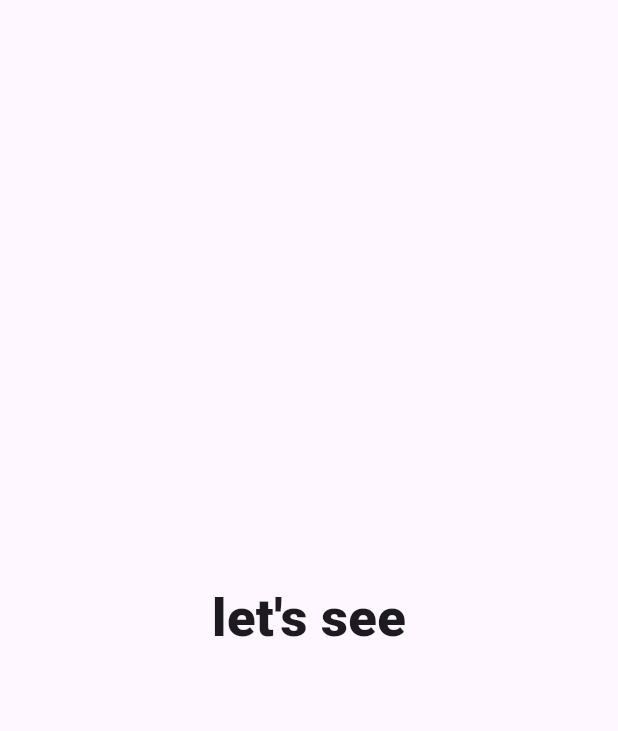
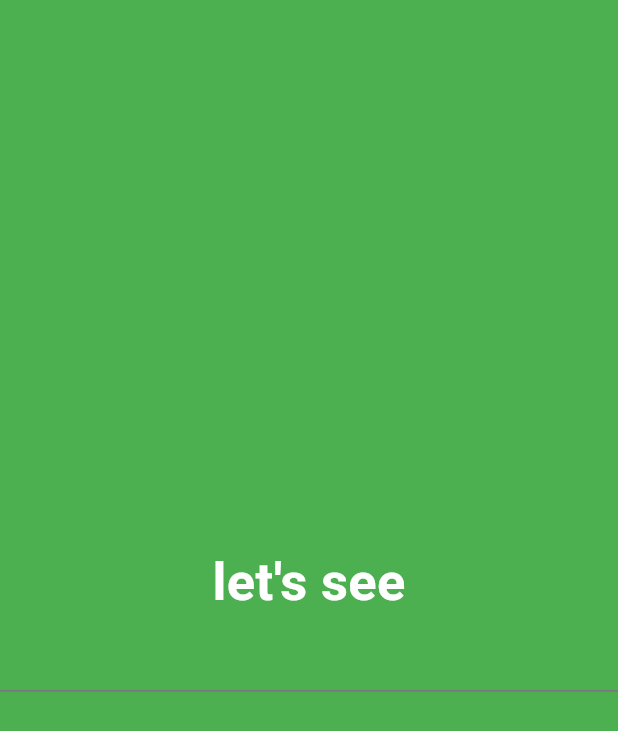
Before and after one commit to mambachristophersteven/flutter_currency_converter, a Flutter app: the screen it shows after launch, on a phone screen of 412 x 824 dp. Shown: the top 731 px of the screen. Run offline on Flutter 3.47's test engine with Material 3 defaults, Android fonts, the phone set to English and light mode, and no system bars.

Commit message:
textfield widget and properties

```diff
--- a/lib/currency_converter_material_page.dart
+++ b/lib/currency_converter_material_page.dart
@@ -7,6 +7,7 @@ class CurrencyConverterMarerialPage extends StatelessWidget{
   @override
   Widget build(BuildContext context){
     return const Scaffold(
+      backgroundColor: Colors.green,
         body: Center(
           child: Column(
           mainAxisAlignment: MainAxisAlignment.center,
@@ -16,8 +17,20 @@ class CurrencyConverterMarerialPage extends StatelessWidget{
               "let's see",
               style: TextStyle(
                 fontSize: 35,
-                fontWeight: FontWeight.w800,
-              ),),
+                fontWeight: FontWeight.w700,
+                color: Color.fromARGB(255, 255, 255, 255),
+              ),
+              ),
+              TextField(
+
+              ),
+
+              // ButtonBar(
+              //   buttonHeight: 50,
+              //   buttonMinWidth: 50,
+              //   buttonPadding: EdgeInsets.all(40),
+
+              // )
           ],
         ),)
 
```
